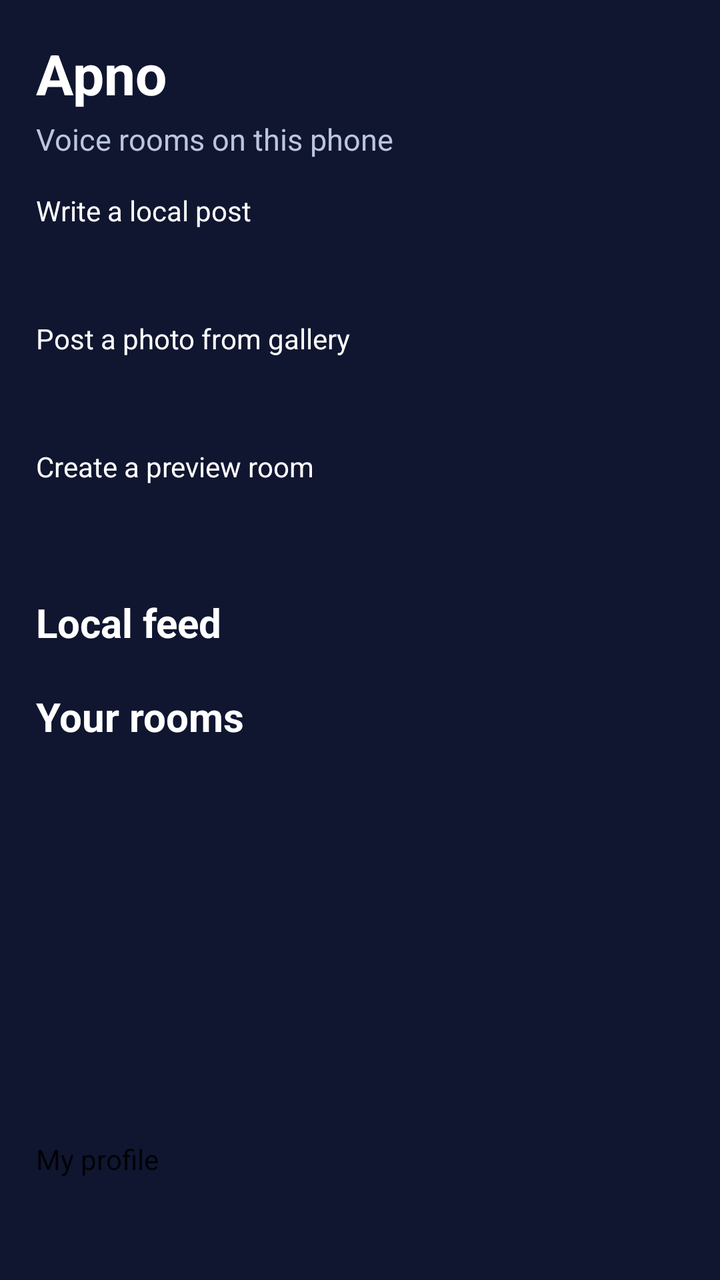
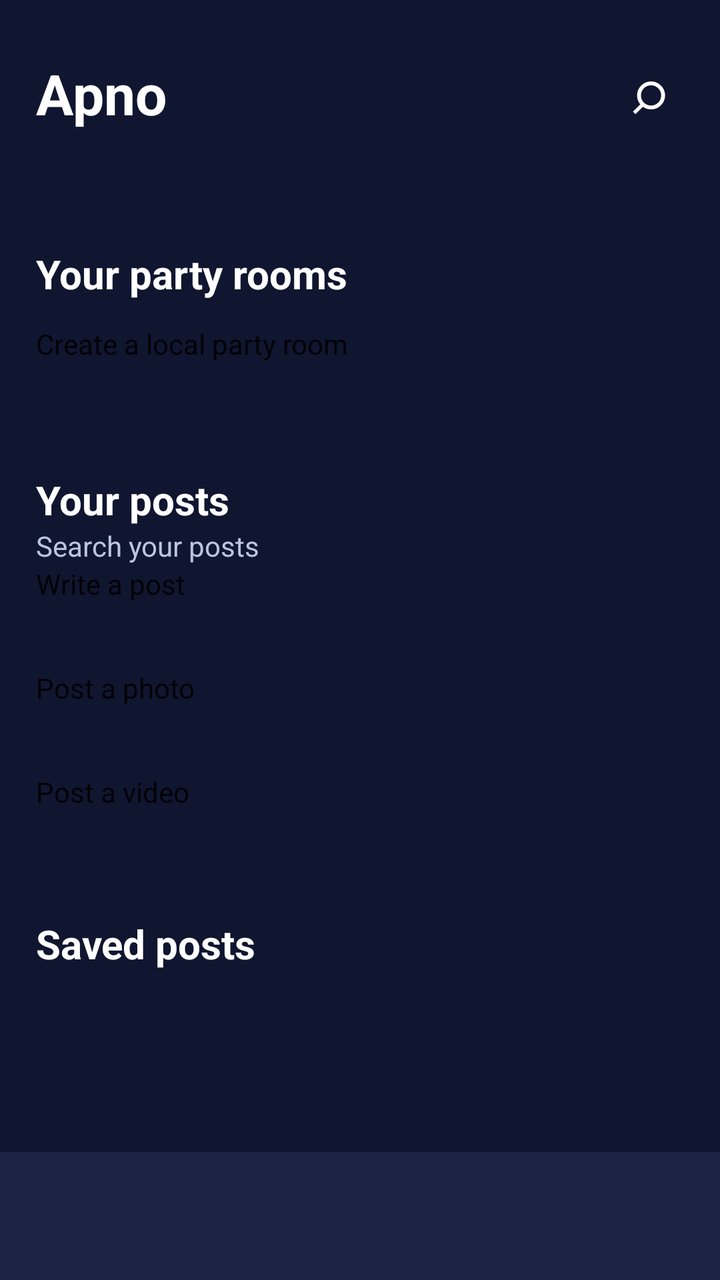

Screens rendered from an Android XML layout before and after an edit, with the pre-edit source and the edit as a unified diff.
<!-- AndroidManifest.xml: application theme android:Theme.Material.Light.NoActionBar -->
<!-- res/layout/activity_home.xml -->
<LinearLayout xmlns:android="http://schemas.android.com/apk/res/android"
    android:layout_width="match_parent" android:layout_height="match_parent"
    android:orientation="vertical" android:background="@color/navy" android:padding="18dp">
    <TextView android:layout_width="match_parent" android:layout_height="wrap_content"
        android:text="Apno" android:textSize="28sp" android:textStyle="bold" android:textColor="@color/white" />
    <TextView android:layout_width="match_parent" android:layout_height="wrap_content"
        android:layout_marginTop="4dp" android:text="Voice rooms on this phone"
        android:textColor="@color/muted" android:textSize="15sp" />
    <Button android:id="@+id/create_post" android:layout_width="match_parent" android:layout_height="54dp"
        android:layout_marginTop="16dp" android:text="Write a local post" android:textAllCaps="false"
        android:backgroundTint="@color/accent" android:textColor="@color/white" />
    <Button android:id="@+id/create_photo_post" android:layout_width="match_parent" android:layout_height="54dp"
        android:layout_marginTop="10dp" android:text="Post a photo from gallery" android:textAllCaps="false"
        android:backgroundTint="@color/accent" android:textColor="@color/white" />
    <Button android:id="@+id/create_room" android:layout_width="match_parent" android:layout_height="54dp"
        android:layout_marginTop="10dp" android:text="Create a preview room" android:textAllCaps="false"
        android:backgroundTint="@color/accent" android:textColor="@color/white" />
    <ScrollView android:layout_width="match_parent" android:layout_height="0dp" android:layout_weight="1">
        <LinearLayout android:layout_width="match_parent" android:layout_height="wrap_content" android:orientation="vertical">
            <TextView android:layout_width="match_parent" android:layout_height="wrap_content"
                android:layout_marginTop="20dp" android:text="Local feed" android:textColor="@color/white"
                android:textSize="20sp" android:textStyle="bold" />
            <LinearLayout android:id="@+id/posts" android:layout_width="match_parent"
                android:layout_height="wrap_content" android:orientation="vertical" />
            <TextView android:layout_width="match_parent" android:layout_height="wrap_content"
                android:layout_marginTop="20dp" android:text="Your rooms" android:textColor="@color/white"
                android:textSize="20sp" android:textStyle="bold" />
            <LinearLayout android:id="@+id/rooms" android:layout_width="match_parent"
                android:layout_height="wrap_content" android:orientation="vertical" />
        </LinearLayout>
    </ScrollView>
    <Button android:id="@+id/profile" android:layout_width="match_parent" android:layout_height="52dp"
        android:text="My profile" android:textAllCaps="false" />
</LinearLayout>
<!-- resources referenced by this layout -->
<resources>
  <color name="accent">#7168EF</color>
  <color name="muted">#BBC5E0</color>
  <color name="navy">#101630</color>
  <color name="white">#FFFFFF</color>
</resources>

<!-- the commit's change to res/layout/activity_home.xml (unified diff, before → after) -->
@@ -1,34 +1,88 @@
 <LinearLayout xmlns:android="http://schemas.android.com/apk/res/android"
     android:layout_width="match_parent" android:layout_height="match_parent"
-    android:orientation="vertical" android:background="@color/navy" android:padding="18dp">
-    <TextView android:layout_width="match_parent" android:layout_height="wrap_content"
-        android:text="Apno" android:textSize="28sp" android:textStyle="bold" android:textColor="@color/white" />
-    <TextView android:layout_width="match_parent" android:layout_height="wrap_content"
-        android:layout_marginTop="4dp" android:text="Voice rooms on this phone"
-        android:textColor="@color/muted" android:textSize="15sp" />
-    <Button android:id="@+id/create_post" android:layout_width="match_parent" android:layout_height="54dp"
-        android:layout_marginTop="16dp" android:text="Write a local post" android:textAllCaps="false"
-        android:backgroundTint="@color/accent" android:textColor="@color/white" />
-    <Button android:id="@+id/create_photo_post" android:layout_width="match_parent" android:layout_height="54dp"
-        android:layout_marginTop="10dp" android:text="Post a photo from gallery" android:textAllCaps="false"
-        android:backgroundTint="@color/accent" android:textColor="@color/white" />
-    <Button android:id="@+id/create_room" android:layout_width="match_parent" android:layout_height="54dp"
-        android:layout_marginTop="10dp" android:text="Create a preview room" android:textAllCaps="false"
-        android:backgroundTint="@color/accent" android:textColor="@color/white" />
-    <ScrollView android:layout_width="match_parent" android:layout_height="0dp" android:layout_weight="1">
-        <LinearLayout android:layout_width="match_parent" android:layout_height="wrap_content" android:orientation="vertical">
-            <TextView android:layout_width="match_parent" android:layout_height="wrap_content"
-                android:layout_marginTop="20dp" android:text="Local feed" android:textColor="@color/white"
-                android:textSize="20sp" android:textStyle="bold" />
-            <LinearLayout android:id="@+id/posts" android:layout_width="match_parent"
-                android:layout_height="wrap_content" android:orientation="vertical" />
-            <TextView android:layout_width="match_parent" android:layout_height="wrap_content"
-                android:layout_marginTop="20dp" android:text="Your rooms" android:textColor="@color/white"
-                android:textSize="20sp" android:textStyle="bold" />
-            <LinearLayout android:id="@+id/rooms" android:layout_width="match_parent"
-                android:layout_height="wrap_content" android:orientation="vertical" />
+    android:orientation="vertical" android:background="@color/navy">
+    <LinearLayout android:layout_width="match_parent" android:layout_height="wrap_content"
+        android:orientation="horizontal" android:gravity="center_vertical" android:padding="18dp">
+        <TextView android:id="@+id/section_title" android:layout_width="0dp"
+            android:layout_height="wrap_content" android:layout_weight="1"
+            android:text="Apno" android:textSize="28sp" android:textStyle="bold" android:textColor="@color/white" />
+        <TextView android:id="@+id/top_search" android:layout_width="wrap_content"
+            android:layout_height="wrap_content" android:text="⌕" android:textSize="30sp"
+            android:contentDescription="Search posts" android:padding="8dp" android:textColor="@color/white" />
+    </LinearLayout>
+    <ScrollView android:id="@+id/content_scroll" android:layout_width="match_parent"
+        android:layout_height="0dp" android:layout_weight="1" android:fillViewport="true">
+        <LinearLayout android:layout_width="match_parent" android:layout_height="wrap_content"
+            android:orientation="vertical" android:padding="18dp">
+            <LinearLayout android:id="@+id/party_panel" android:layout_width="match_parent"
+                android:layout_height="wrap_content" android:orientation="vertical">
+                <HorizontalScrollView android:layout_width="match_parent" android:layout_height="wrap_content"
+                    android:scrollbars="none">
+                    <LinearLayout android:id="@+id/categories" android:layout_width="wrap_content"
+                        android:layout_height="wrap_content" android:orientation="horizontal" />
+                </HorizontalScrollView>
+                <TextView android:layout_width="match_parent" android:layout_height="wrap_content"
+                    android:layout_marginTop="12dp" android:text="Your party rooms"
+                    android:textColor="@color/white" android:textSize="20sp" android:textStyle="bold" />
+                <LinearLayout android:id="@+id/rooms" android:layout_width="match_parent"
+                    android:layout_height="wrap_content" android:orientation="vertical" />
+                <Button android:id="@+id/create_room" android:layout_width="match_parent" android:layout_height="54dp"
+                    android:layout_marginTop="12dp" android:text="Create a local party room" android:textAllCaps="false" />
+                <TextView android:layout_width="match_parent" android:layout_height="wrap_content"
+                    android:layout_marginTop="20dp" android:text="Your posts"
+                    android:textColor="@color/white" android:textSize="20sp" android:textStyle="bold" />
+                <EditText android:id="@+id/search_posts" android:layout_width="match_parent"
+                    android:layout_height="wrap_content" android:hint="Search your posts"
+                    android:singleLine="true" android:inputType="text"
+                    android:textColor="@color/white" android:textColorHint="@color/muted" />
+                <Button android:id="@+id/create_post" android:layout_width="match_parent" android:layout_height="52dp"
+                    android:text="Write a post" android:textAllCaps="false" />
+                <Button android:id="@+id/create_photo_post" android:layout_width="match_parent" android:layout_height="52dp"
+                    android:text="Post a photo" android:textAllCaps="false" />
+                <Button android:id="@+id/create_video_post" android:layout_width="match_parent" android:layout_height="52dp"
+                    android:text="Post a video" android:textAllCaps="false" />
+                <LinearLayout android:id="@+id/posts" android:layout_width="match_parent"
+                    android:layout_height="wrap_content" android:orientation="vertical" />
+                <TextView android:layout_width="match_parent" android:layout_height="wrap_content"
+                    android:layout_marginTop="20dp" android:text="Saved posts" android:textColor="@color/white"
+                    android:textSize="20sp" android:textStyle="bold" />
+                <LinearLayout android:id="@+id/saved_posts" android:layout_width="match_parent"
+                    android:layout_height="wrap_content" android:orientation="vertical" />
+            </LinearLayout>
+            <LinearLayout android:id="@+id/game_panel" android:layout_width="match_parent"
+                android:layout_height="wrap_content" android:orientation="vertical" android:visibility="gone">
+                <TextView android:layout_width="match_parent" android:layout_height="wrap_content"
+                    android:text="Game" android:textColor="@color/white" android:textSize="25sp" android:textStyle="bold" />
+                <TextView android:layout_width="match_parent" android:layout_height="wrap_content"
+                    android:layout_marginTop="18dp" android:text="Games are being prepared for Apno."
+                    android:textColor="@color/muted" android:textSize="17sp" />
+            </LinearLayout>
+            <LinearLayout android:id="@+id/discover_panel" android:layout_width="match_parent"
+                android:layout_height="wrap_content" android:orientation="vertical" android:visibility="gone">
+                <TextView android:layout_width="match_parent" android:layout_height="wrap_content"
+                    android:text="Discover" android:textColor="@color/white" android:textSize="25sp" android:textStyle="bold" />
+                <TextView android:layout_width="match_parent" android:layout_height="wrap_content"
+                    android:layout_marginTop="18dp" android:text="Explore your local party rooms by category."
+                    android:textColor="@color/muted" android:textSize="17sp" />
+                <LinearLayout android:id="@+id/discover_rooms" android:layout_width="match_parent"
+                    android:layout_height="wrap_content" android:orientation="vertical" />
+            </LinearLayout>
+            <LinearLayout android:id="@+id/messages_panel" android:layout_width="match_parent"
+                android:layout_height="wrap_content" android:orientation="vertical" android:visibility="gone">
+                <TextView android:layout_width="match_parent" android:layout_height="wrap_content"
+                    android:text="Messages" android:textColor="@color/white" android:textSize="25sp" android:textStyle="bold" />
+                <TextView android:layout_width="match_parent" android:layout_height="wrap_content"
+                    android:layout_marginTop="18dp" android:text="No conversations yet. Messaging will be available when accounts and online connection are ready."
+                    android:textColor="@color/muted" android:textSize="17sp" />
+            </LinearLayout>
         </LinearLayout>
     </ScrollView>
-    <Button android:id="@+id/profile" android:layout_width="match_parent" android:layout_height="52dp"
-        android:text="My profile" android:textAllCaps="false" />
+    <LinearLayout android:layout_width="match_parent" android:layout_height="64dp"
+        android:orientation="horizontal" android:gravity="center_vertical" android:background="@color/surface">
+        <TextView android:id="@+id/tab_party" style="@style/ApnoTab" android:text="⌂\nParty" />
+        <TextView android:id="@+id/tab_game" style="@style/ApnoTab" android:text="▣\nGame" />
+        <TextView android:id="@+id/tab_discover" style="@style/ApnoTab" android:text="◇\nDiscover" />
+        <TextView android:id="@+id/tab_messages" style="@style/ApnoTab" android:text="☏\nMessages" />
+        <TextView android:id="@+id/tab_me" style="@style/ApnoTab" android:text="♙\nMe" />
+    </LinearLayout>
 </LinearLayout>
<!-- resource entries referenced after the edit -->
@@ -1,8 +1,8 @@
 <!-- resources referenced by this layout -->
 <resources>
-  <color name="accent">#7168EF</color>
   <color name="muted">#BBC5E0</color>
   <color name="navy">#101630</color>
+  <color name="surface">#1A2343</color>
   <color name="white">#FFFFFF</color>
 </resources>
 
